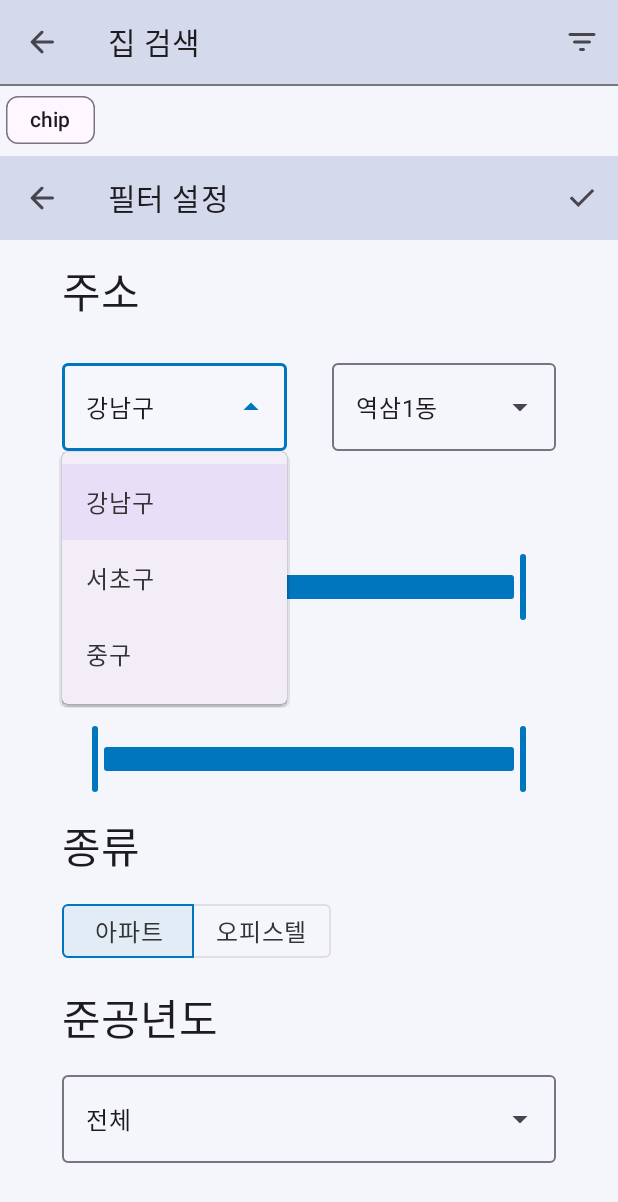
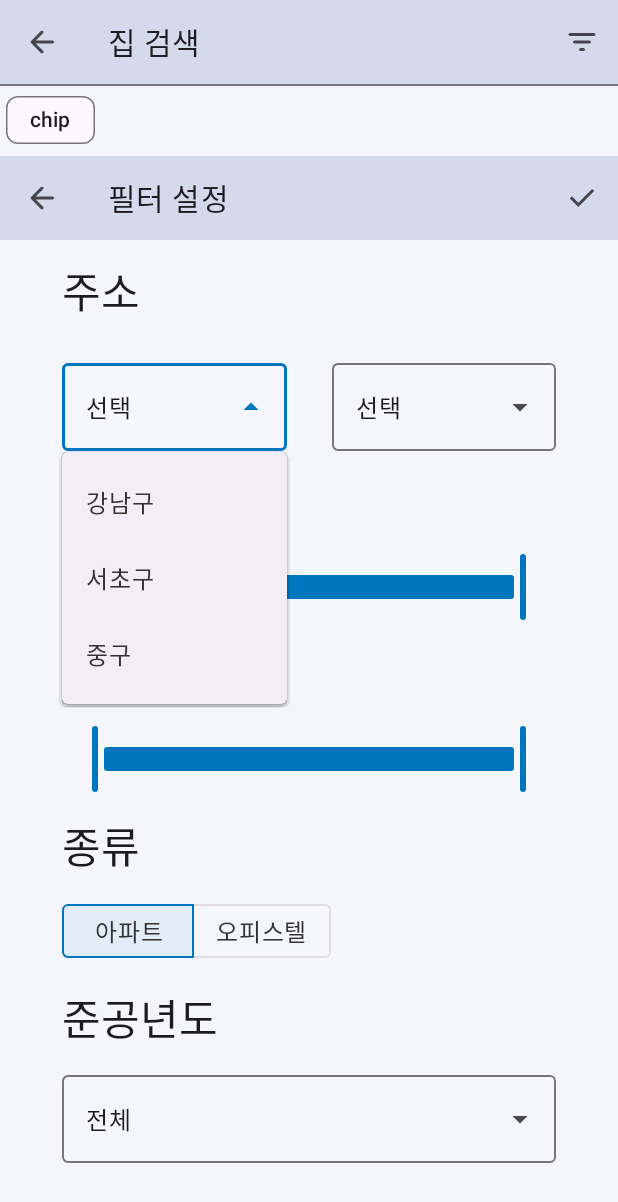
Before and after one commit to SSAFY-TOTT/Android, an Android app: the fragment SearchFilterFragment placed in its activity, after a tap on an icon or button, on a phone screen of 412 x 824 dp. Shown: the top 1202 px of the screen. Run offline under Robolectric (Android 15) with nearby library versions, the light colour scheme and no system bars; our stand-ins replace Dagger/Hilt's generated code.

Commit message:
feat(#23): 필터 화면 기본 값 변경

```diff
--- a/app/src/main/java/com/ssafy/tott/ui/map/SearchMapActivity.kt
+++ b/app/src/main/java/com/ssafy/tott/ui/map/SearchMapActivity.kt
@@ -42,7 +42,9 @@ class SearchMapActivity : AppCompatActivity(), OnMapReadyCallback {
             .findFragmentById(R.id.fragmentContainer_map_searchMap) as SupportMapFragment
         mapFragment.getMapAsync(this)
 
-        modalBottomSheet.show(supportFragmentManager, SimpleHouseListDialogFragment.TAG)
+//        modalBottomSheet.show(supportFragmentManager, SimpleHouseListDialogFragment.TAG)
+        SearchMapViewModel.BUILDING_TYPES =
+            resources.getStringArray(R.array.building_types).toList()
 
         initToolbar()
     }
--- a/app/src/main/java/com/ssafy/tott/ui/map/SearchMapViewModel.kt
+++ b/app/src/main/java/com/ssafy/tott/ui/map/SearchMapViewModel.kt
@@ -19,8 +19,8 @@ class SearchMapViewModel @Inject constructor(val useCase: SearchBuildingUseCase)
     private val _buildings = MutableStateFlow<List<Building>>(listOf())
     val buildings = _buildings.asStateFlow()
 
-    private val districtName = MutableLiveData<String>("강남구")
-    private val legalDongName = MutableLiveData<String>("역삼1동")
+    private val districtName = MutableLiveData<String>(null)
+    private val legalDongName = MutableLiveData<String>(null)
     private val minPrice = MutableLiveData<Int>(MIN_PRICE)
     private val maxPrice = MutableLiveData<Int>(MAX_PRICE)
     private val minArea = MutableLiveData<Int>(MIN_AREA)
@@ -98,6 +98,6 @@ class SearchMapViewModel @Inject constructor(val useCase: SearchBuildingUseCase)
         const val MIN_AREA = 3
         const val MAX_AREA = 60
         const val DEFAULT_BUILT = 1000
-        val BUILDING_TYPES = listOf("아파트", "오피스텔")
+        var BUILDING_TYPES = listOf<String>()
     }
 }
--- a/app/src/main/java/com/ssafy/tott/ui/searchfilter/SearchFilterFragment.kt
+++ b/app/src/main/java/com/ssafy/tott/ui/searchfilter/SearchFilterFragment.kt
@@ -30,7 +30,6 @@ class SearchFilterFragment : Fragment() {
         savedInstanceState: Bundle?
     ): View {
         _binding = FragmentSearchFilterBinding.inflate(layoutInflater, container, false)
-
         return binding.root
     }
 
@@ -82,7 +81,7 @@ class SearchFilterFragment : Fragment() {
         values = initValue
         setLabelFormatter { value ->
             if (value >= to) {
-                "제한 없음"
+                context.getString(R.string.MAX_RANGE_BAR)
             } else if (unit == null) {
                 value.toInt().toString()
             } else {
```
